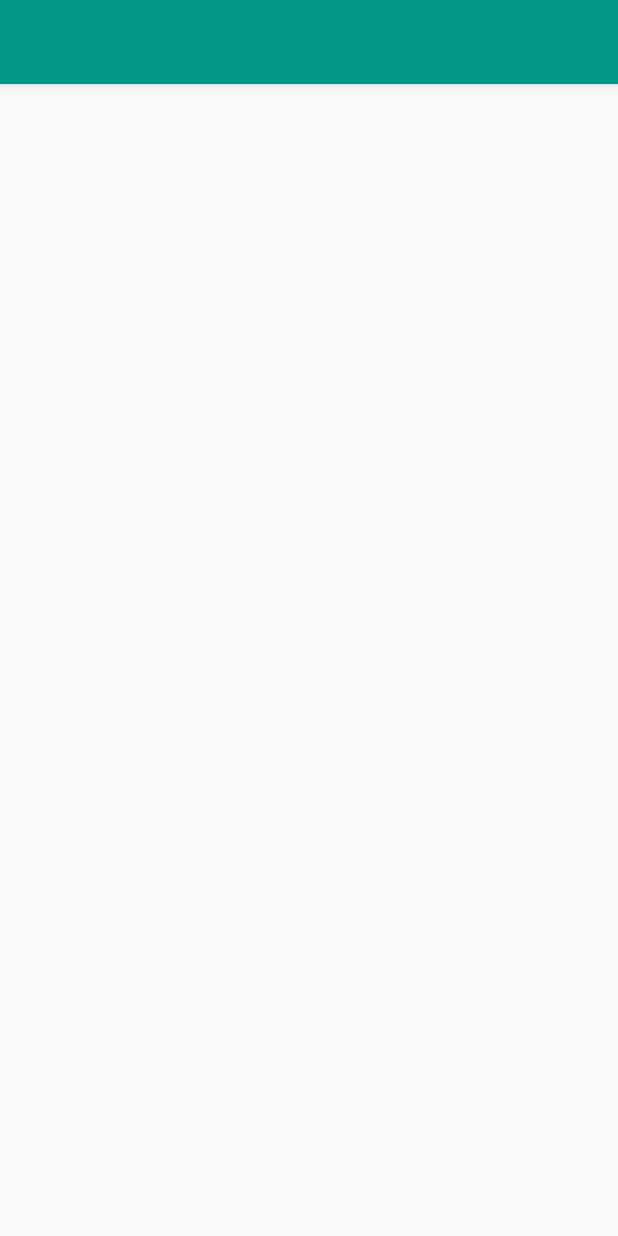
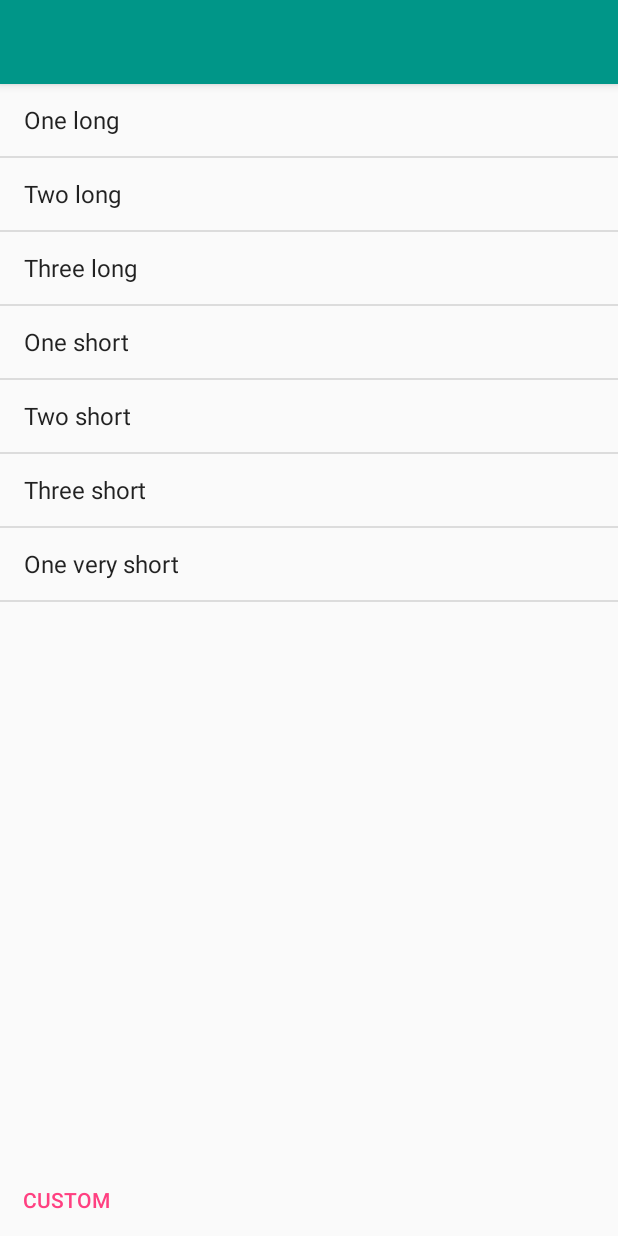
Before and after one commit to codechimp-org/TTW, an Android app: the PluginActivity screen opened directly, with no data from a screen before it, on a phone screen of 412 x 824 dp. Run offline under Robolectric (Android 15) with nearby library versions, the phone set to English and light mode, and no system bars.

Commit message:
Static pattern list

```diff
--- a/mobile/build.gradle
+++ b/mobile/build.gradle
@@ -1,6 +1,6 @@
 apply plugin: 'com.android.application'
 
-project.archivesBaseName = "TapTapWear";
+project.archivesBaseName = "TTW";
 
 android {
     compileSdkVersion 22
--- a/mobile/src/main/java/org/codechimp/ttw/Constants.java
+++ b/mobile/src/main/java/org/codechimp/ttw/Constants.java
@@ -22,7 +22,7 @@ public final class Constants {
     /**
      * Log tag for logcat messages.
      */
-    public static final String LOG_TAG = "TapTapWear"; //$NON-NLS-1$
+    public static final String LOG_TAG = "TTW"; //$NON-NLS-1$
 
     /**
      * Flag to enable logcat messages.
--- a/mobile/src/main/java/org/codechimp/ttw/PluginActivity.java
+++ b/mobile/src/main/java/org/codechimp/ttw/PluginActivity.java
@@ -2,10 +2,12 @@ package org.codechimp.ttw;
 
 import android.content.Context;
 import android.content.Intent;
-import android.net.Uri;
 import android.os.Bundle;
 import android.view.View;
+import android.widget.AdapterView;
+import android.widget.ArrayAdapter;
 import android.widget.Button;
+import android.widget.ListView;
 
 /**
  * This is the "Edit" activity for a Locale Plug-in.
@@ -22,12 +24,16 @@ import android.widget.Button;
  * @see com.twofortyfouram.locale.Intent#ACTION_EDIT_SETTING
  * @see com.twofortyfouram.locale.Intent#EXTRA_BUNDLE
  */
-public final class PluginActivity extends AbstractPluginActivity  { //implements LoaderManager.LoaderCallbacks<Cursor> {
+public final class PluginActivity extends AbstractPluginActivity { //implements LoaderManager.LoaderCallbacks<Cursor> {
 
+    private ListView patternsListView;
     private Button buttonCustom;
-//    private static final int LOADER_ID = 2;
-//    private ListView myListView;
-//    private PluginItemAdapter adapter;
+
+    private String[] patternNames;
+    private String[] patternValues;
+
+    private String patternName = "";
+    private String patternValue = "";
 
     @Override
     protected void onCreate(final Bundle savedInstanceState) {
@@ -36,11 +42,22 @@ public final class PluginActivity extends AbstractPluginActivity  { //implements
         setContentView(R.layout.activity_plugin);
 
         // Get references to UI widgets
-        buttonCustom = (Button) findViewById(R.id.custom);
-//        myListView = (ListView) findViewById(R.id.chooserListView);
-//        final TextView myEmptyView = (TextView) findViewById(R.id.emptyChooserView);
-//        myListView.setEmptyView(myEmptyView);
-//
+        patternsListView = (ListView) findViewById(R.id.patternsListView);
+        buttonCustom = (Button) findViewById(R.id.customButton);
+
+        patternNames = getResources().getStringArray(R.array.patternNames);
+        patternValues = getResources().getStringArray(R.array.patternValues);
+
+        patternsListView.setAdapter(new ArrayAdapter<>(this, android.R.layout.simple_list_item_1, patternNames));
+
+        patternsListView.setOnItemClickListener(new AdapterView.OnItemClickListener() {
+            @Override
+            public void onItemClick(AdapterView<?> parent, View view, int position, long id) {
+                patternName = patternNames[position];
+                patternValue = patternValues[position];
+                finish();
+            }
+        });
 
         buttonCustom.setOnClickListener(new View.OnClickListener() {
             @Override
@@ -48,17 +65,13 @@ public final class PluginActivity extends AbstractPluginActivity  { //implements
                 //TODO - display custom tap dialog
             }
         });
-//        fillData(savedInstanceState);
     }
 
     @Override
     public void finish() {
         if (!isCanceled()) {
-//            if (adapter.SelectedItemID > 0) {
+            if (!patternName.isEmpty()) {
                 final Intent resultIntent = new Intent();
-
-//                Uri itemUri = Uri.parse(ItemContentProvider.CONTENT_URI + "/" + adapter.SelectedItemID);
-                Uri itemUri = Uri.parse("test");
 
                 /*
                  * This extra is the data to ourselves: either for the Activity or the BroadcastReceiver. Note
@@ -68,21 +81,18 @@ public final class PluginActivity extends AbstractPluginActivity  { //implements
                  * Android platform objects (A Serializable class private to this plug-in's APK cannot be
                  * stored in the Bundle, as Locale's classloader will not recognize it).
                  */
-//                final Bundle resultBundle = PluginBundleManager.generateBundle(getApplicationContext(), adapter.SelectedItemTitle, itemUri.toString());
-                final Bundle resultBundle = PluginBundleManager.generateBundle(getApplicationContext(), "test", itemUri.toString());
+                final Bundle resultBundle = PluginBundleManager.generateBundle(getApplicationContext(), patternName, patternValue);
                 resultIntent.putExtra(com.twofortyfouram.locale.Intent.EXTRA_BUNDLE, resultBundle);
 
                 /*
                  * The blurb is concise status text to be displayed in the host's UI.
                  */
-//                final String blurb = generateBlurb(getApplicationContext(), adapter.SelectedItemTitle);
-                final String blurb = generateBlurb(getApplicationContext(), "test");
+                final String blurb = generateBlurb(getApplicationContext(), patternName);
                 resultIntent.putExtra(com.twofortyfouram.locale.Intent.EXTRA_STRING_BLURB, blurb);
 
                 setResult(RESULT_OK, resultIntent);
-//            }
             }
-
+        }
         super.finish();
     }
 
@@ -102,72 +112,4 @@ public final class PluginActivity extends AbstractPluginActivity  { //implements
 
         return message;
     }
-
-//    private void fillData(final Bundle savedInstanceState) {
-//
-//        // Fields from the database (projection)
-//        // Must include the _id column for the adapter to work
-//        String[] from = new String[]{ItemTable.COLUMN_TITLE, ItemTable.COLUMN_TYPE, ItemTable.COLUMN_DATA};
-//        // Fields on the UI to which we map
-//        int[] to = new int[]{R.id.itemtitle};
-//
-//        getLoaderManager().initLoader(LOADER_ID, null, this);
-//
-//        adapter = new PluginItemAdapter(this, R.layout.item_plugin, null, from, to, 0);
-//
-//        myListView.setAdapter(adapter);
-//
-//        if (null == savedInstanceState) {
-//            BundleScrubber.scrub(getIntent());
-//            final Bundle localeBundle = getIntent().getBundleExtra(com.twofortyfouram.locale.Intent.EXTRA_BUNDLE);
-//            BundleScrubber.scrub(localeBundle);
-//
-//            if (PluginBundleManager.isBundleValid(localeBundle)) {
-//                //Select current item
-//                adapter.SelectedItemTitle = localeBundle.getString(PluginBundleManager.BUNDLE_EXTRA_STRING_TITLE);
-//                Uri itemUri = Uri.parse(localeBundle.getString(PluginBundleManager.BUNDLE_EXTRA_STRING_URI));
-//                adapter.SelectedItemID = Long.parseLong(itemUri.getLastPathSegment());
-//            }
-//        }
-//    }
-//
-//    @Override
-//    public Loader<Cursor> onCreateLoader(int i, Bundle bundle) {
-//        String[] projection = {ItemTable.COLUMN_ID, ItemTable.COLUMN_TITLE, ItemTable.COLUMN_TYPE, ItemTable.COLUMN_DATA};
-//        return new CursorLoader(this,
-//                ItemContentProvider.CONTENT_URI, projection, null, null, ItemTable.COLUMN_TITLE);
-//    }
-//
-//    @Override
-//    public void onLoadFinished(Loader<Cursor> cursorLoader, Cursor cursor) {
-//        adapter.swapCursor(cursor);
-//        selectItem();
-//    }
-//
-//    @Override
-//    public void onLoaderReset(Loader<Cursor> cursorLoader) {
-//        adapter.swapCursor(null);
-//        selectItem();
-//    }
-//
-//    void selectItem() {
-//        try {
-//            myListView.getItemAtPosition(getAdapterPositionById(myListView.getAdapter(), adapter.SelectedItemID));
-//            myListView.setItemChecked(getAdapterPositionById(myListView.getAdapter(), adapter.SelectedItemID), true);
-//        } catch (NoSuchElementException ex) {
-//            //Item no longer exists, select nothing
-//        }
-//    }
-//
-//    int getAdapterPositionById(final Adapter adapter, final long id) throws NoSuchElementException {
-//        final int count = adapter.getCount();
-//
-//        for (int pos = 0; pos < count; pos++) {
-//            if (id == adapter.getItemId(pos)) {
-//                return pos;
-//            }
-//        }
-//
-//        throw new NoSuchElementException();
-//    }
 }
--- a/mobile/src/main/java/org/codechimp/ttw/PluginBundleManager.java
+++ b/mobile/src/main/java/org/codechimp/ttw/PluginBundleManager.java
@@ -24,8 +24,8 @@ public final class PluginBundleManager
      * <p>
      * URI of the item to be displayed
      */
+    public static final String BUNDLE_EXTRA_STRING_TITLE = "org.codechimp.ttw.extra.STRING_TITLE"; //$NON-NLS-1$
     public static final String BUNDLE_EXTRA_STRING_PATTERN = "org.codechimp.ttw.extra.STRING_PATTERN"; //$NON-NLS-1$
-    public static final String BUNDLE_EXTRA_STRING_TITLE = "org.codechimp.ttw.extra.STRING_TITLE"; //$NON-NLS-1$
 
     /**
      * Type: {@code int}.
@@ -38,7 +38,7 @@ public final class PluginBundleManager
      * having the version, the plug-in can better detect when such bugs occur.
      */
     public static final String BUNDLE_EXTRA_INT_VERSION_CODE =
-            "org.codechimp.qrwear.extra.INT_VERSION_CODE"; //$NON-NLS-1$
+            "org.codechimp.ttw.extra.1"; //$NON-NLS-1$
 
     /**
      * Method to verify the content of the bundle are correct.
--- a/mobile/src/main/java/org/codechimp/ttw/SendToWearTask.java
+++ b/mobile/src/main/java/org/codechimp/ttw/SendToWearTask.java
@@ -26,11 +26,6 @@ public class SendToWearTask extends AsyncTask<String, Void, Void> {
     @Override
     protected Void doInBackground(String... params) {
         String pattern = params[0];
-
-        // Off, On
-        //pattern = "0,500,110,500,110,450,110,200,110,170,40,450,110,200,110,170,40,500";  // Star Wars Imperial
-        //pattern = "0,150,50,75,50,75,50,150,50,75,50,75,50,300";
-        pattern = "0,75,50,75,50,75";
 
         // Connect to wear
         final GoogleApiClient googleApiClient = new GoogleApiClient.Builder(context)
--- a/mobile/src/main/res/layout/activity_plugin.xml
+++ b/mobile/src/main/res/layout/activity_plugin.xml
@@ -6,31 +6,22 @@
 
     <include
         android:id="@+id/toolbar"
-        layout="@layout/toolbar"/>
+        layout="@layout/toolbar" />
 
-    <LinearLayout
-        android:orientation="vertical"
+    <Button
+        android:id="@+id/customButton"
+        android:layout_width="wrap_content"
+        android:layout_height="wrap_content"
+        android:layout_alignParentBottom="true"
+        android:background="?android:attr/selectableItemBackground"
+        android:text="@string/custom"
+        android:textColor="@color/Accent"/>
+
+    <ListView
+        android:id="@+id/patternsListView"
         android:layout_width="match_parent"
-        android:layout_height="match_parent">
+        android:layout_height="match_parent"
+        android:layout_above="@id/customButton"
+        android:layout_below="@id/toolbar" />
 
-        <LinearLayout
-            android:id="@+id/layout_basic"
-            android:orientation="vertical"
-            android:layout_width="match_parent"
-            android:layout_height="match_parent"
-            tools:visibility="gone">
-
-            <ListView
-                android:id="@+id/chooserListView"
-                android:layout_width="match_parent"
-                android:layout_height="match_parent"
-                tools:listitem="@item_plugin"/>
-        </LinearLayout>
-
-        <Button
-            android:layout_width="wrap_content"
-            android:layout_height="wrap_content"
-            android:id="@+id/custom"
-            android:text="@string/custom"/>
-    </LinearLayout>
 </RelativeLayout>
--- a/mobile/src/main/res/menu/menu_plugin.xml
+++ b/mobile/src/main/res/menu/menu_plugin.xml
@@ -15,27 +15,15 @@
 
 <menu xmlns:android="http://schemas.android.com/apk/res/android"
     xmlns:tools="http://schemas.android.com/tools"
-    tools:ignore="UnusedResources" >
+    xmlns:app="http://schemas.android.com/apk/res-auto"
+    tools:ignore="UnusedResources">
 
     <!-- Menu item to cancel the result. This should set the Activity result to RESULT_CANCELED and immediately finish the Activity. -->
 
     <item
         android:id="@id/twofortyfouram_locale_menu_dontsave"
         android:icon="@drawable/ic_action_discard"
-        android:showAsAction="ifRoom|withText"
+        app:showAsAction="ifRoom|withText"
         android:title="@string/discard"/>
 
-    <!--
-         Menu item to save the result. This should set the Activity result to RESULT_OK, with proper blurb and bundle extras,
-        and immediately finish the Activity.
-    -->
-
-    <item
-        android:id="@id/twofortyfouram_locale_menu_save"
-        android:icon="@drawable/ic_action_done"
-        android:showAsAction="ifRoom|withText"
-        android:title="@string/done"/>
-
-    <!-- Menu item to launch the Help. It should launch the web browser using ACTION_VIEW with the data set to a URL. -->
-
 </menu>
--- a/mobile/src/main/res/values/strings.xml
+++ b/mobile/src/main/res/values/strings.xml
@@ -3,24 +3,30 @@
 
     <string name="app_name">TTW</string>
     <string name="action_settings">Settings</string>
-    <string name="test">Test</string>
     <string name="discard">Cancel</string>
     <string name="done">Done</string>
 
-    <!-- Locale/Tasker Strings -->
-    <!-- Name of the plug-in that appears in Locale -->
     <string name="plugin_name">TTW</string>
-    <string name="message_hint">Selected Item</string>
-    <string name="title_activity_edit_pattern">EditPatternActivity</string>
-    <string name="hello_world">Hello world!</string>
 
-    <string name="pattern_one_long">One long</string>
-    <string name="pattern_two_long">Two long</string>
-    <string name="pattern_three_long">Three long</string>
-    <string name="pattern_one_short">One short</string>
-    <string name="pattern_two_short">Two short</string>
-    <string name="pattern_three_short">Three short</string>
-    <string name="pattern_one_very_short">One very short</string>
+    <string-array name="patternNames">
+        <item>One long</item>
+        <item>Two long</item>
+        <item>Three long</item>
+        <item>One short</item>
+        <item>Two short</item>
+        <item>Three short</item>
+        <item>One very short</item>
+    </string-array>
+
+    <string-array name="patternValues">
+        <item>0,200</item>
+        <item>0,200,50,200</item>
+        <item>0,200,50,200,50,200</item>
+        <item>0,100</item>
+        <item>0,100,50,100</item>
+        <item>0,100,50,100,50,100</item>
+        <item>0,75</item>
+    </string-array>
 
     <string name="custom">Custom</string>
 </resources>
--- a/wear/src/main/res/values/strings.xml
+++ b/wear/src/main/res/values/strings.xml
@@ -2,7 +2,4 @@
 <resources>
 
     <string name="app_name">TTW</string>
-    <string name="hello_round">Hello Round World!</string>
-    <string name="hello_square">Hello Square World!</string>
-
 </resources>
```
Also changed, not shown: mobile/src/main/res/layout/fragment_main.xml (deleted, +0 -17 lines), mobile/src/main/res/layout/fragment_patterns.xml (deleted, +0 -12 lines), wear/src/main/res/layout/activity_main.xml (deleted, +0 -9 lines), wear/src/main/res/layout/rect_activity_main.xml (deleted, +0 -9 lines), wear/src/main/res/layout/round_activity_main.xml (deleted, +0 -9 lines). Lines whose indentation alone changed are shown as unchanged.
